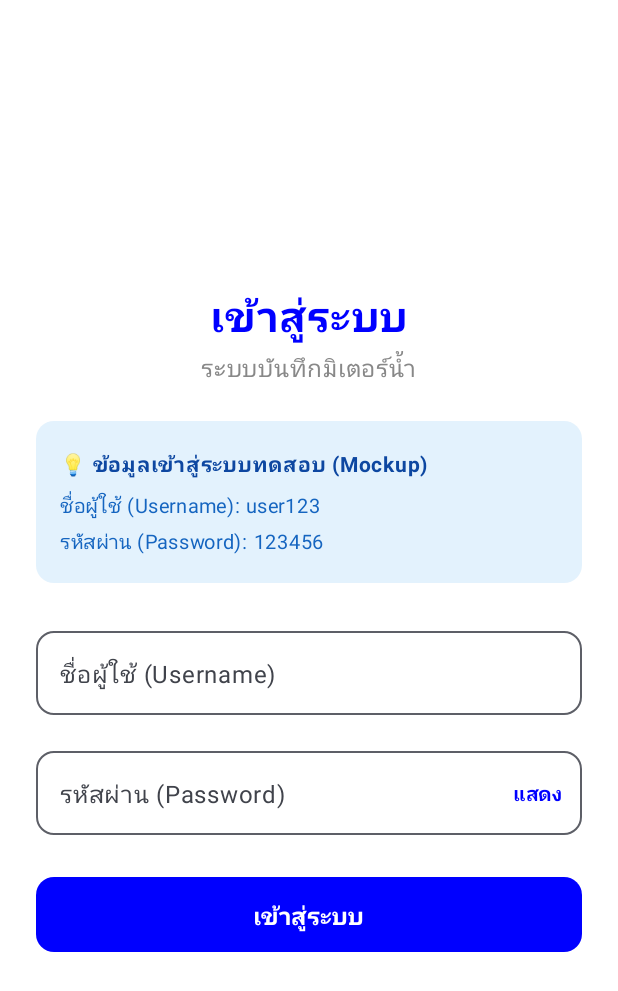
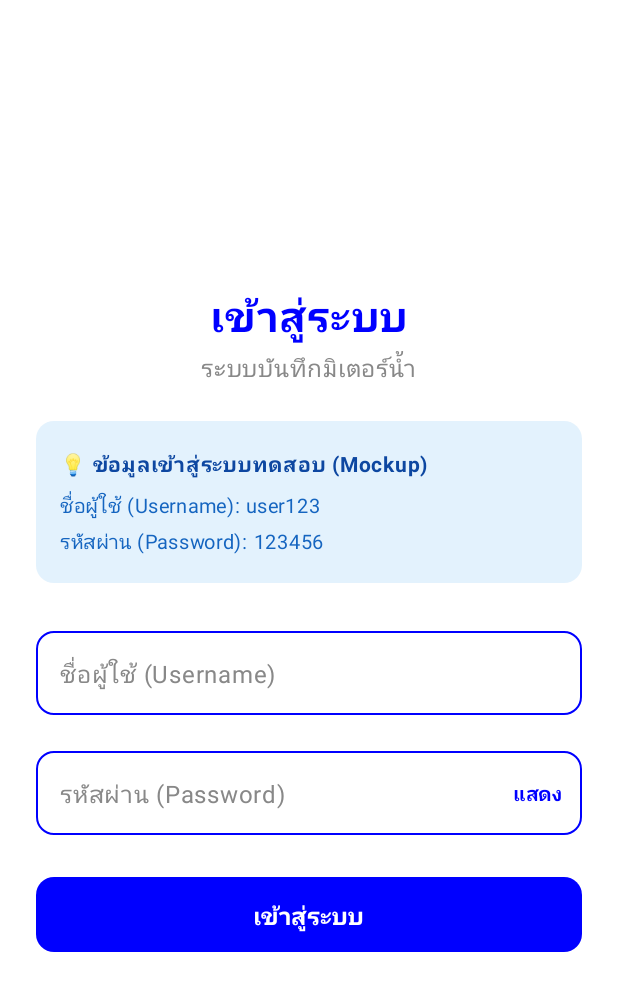
Before and after one commit to 9kuncool/LearnByPOat, an Android app built with Jetpack Compose: the screen it shows after launch (HouseListActivity), on a phone screen of 412 x 824 dp. Shown: the top 991 px of the screen. Run offline under Robolectric (Android 15) with nearby library versions, the phone set to English and light mode, and no system bars.

Commit message:
changeColoroutline

```diff
--- a/app/src/main/java/com/example/noai_test_app/LoginScreen.kt
+++ b/app/src/main/java/com/example/noai_test_app/LoginScreen.kt
@@ -106,7 +106,11 @@ fun LoginScreen(
             isError = errorMessage != null,
             colors = OutlinedTextFieldDefaults.colors(
                 focusedTextColor = Color.Black,
-                unfocusedTextColor = Color.Black
+                unfocusedTextColor = Color.Black,
+                focusedBorderColor = Color.Blue,
+                unfocusedBorderColor = Color.Blue,
+                focusedLabelColor = Color.Blue,
+                unfocusedLabelColor = Color.Gray
             ),
             modifier = Modifier.fillMaxWidth(),
             shape = RoundedCornerShape(12.dp)
@@ -140,7 +144,11 @@ fun LoginScreen(
             },
             colors = OutlinedTextFieldDefaults.colors(
                 focusedTextColor = Color.Black,
-                unfocusedTextColor = Color.Black
+                unfocusedTextColor = Color.Black,
+                focusedBorderColor = Color.Blue,
+                unfocusedBorderColor = Color.Blue,
+                focusedLabelColor = Color.Blue,
+                unfocusedLabelColor = Color.Gray
             ),
             modifier = Modifier.fillMaxWidth(),
             shape = RoundedCornerShape(12.dp)
```
